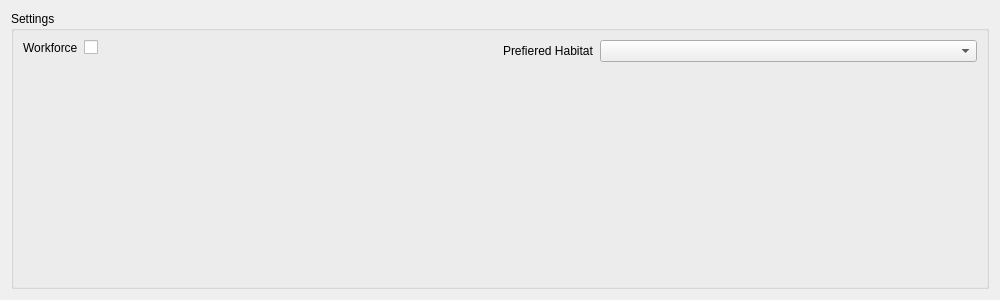
Qt form src/ui/section/WareSelectionSection/wareselectionsection.ui (Arklog/x4StationGenerator) before a commit.
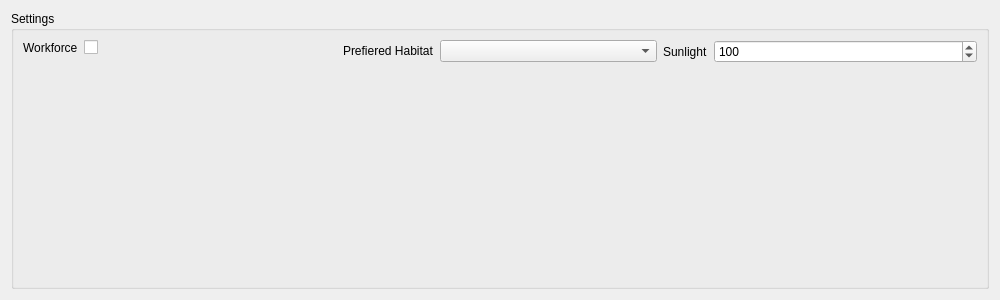
The same form after that commit.

Commit message: implemented sunlight

```diff
--- a/src/ui/section/WareSelectionSection/wareselectionsection.ui
+++ b/src/ui/section/WareSelectionSection/wareselectionsection.ui
@@ -52,6 +52,30 @@
         </item>
        </layout>
       </item>
+      <item row="1" column="3">
+       <layout class="QFormLayout" name="form_2_layout_2">
+        <item row="0" column="0">
+         <widget class="QLabel" name="sunlight_label">
+          <property name="text">
+           <string>Sunlight</string>
+          </property>
+         </widget>
+        </item>
+        <item row="0" column="1">
+         <widget class="QSpinBox" name="sunlight_value">
+          <property name="minimum">
+           <number>1</number>
+          </property>
+          <property name="maximum">
+           <number>999999</number>
+          </property>
+          <property name="value">
+           <number>100</number>
+          </property>
+         </widget>
+        </item>
+       </layout>
+      </item>
      </layout>
     </widget>
    </item>
```
The commit also changes 5 other files.
